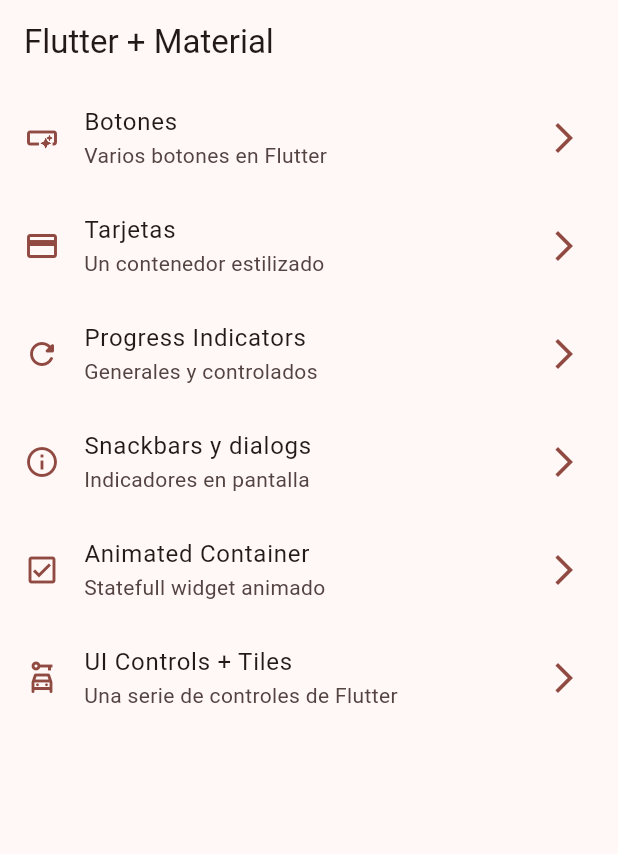
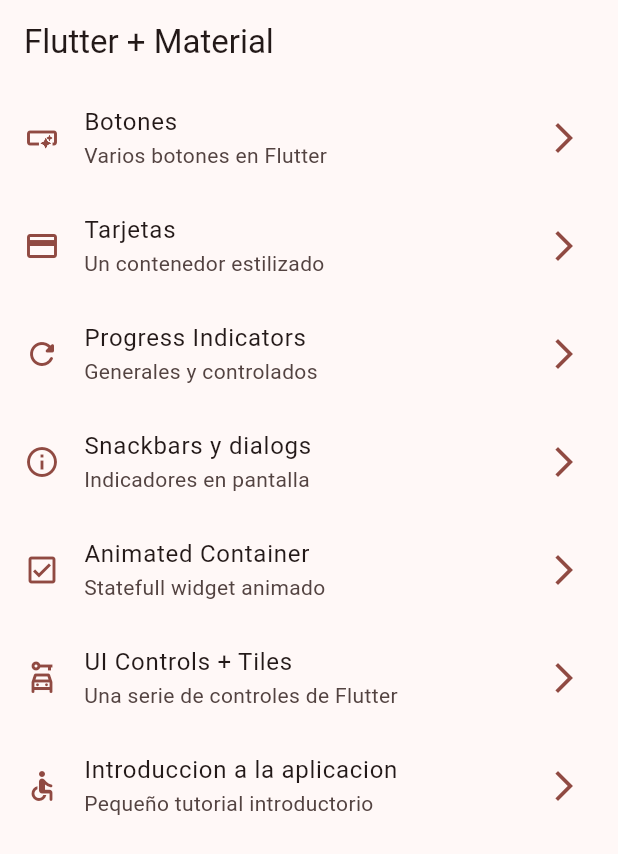
Before and after one commit to FDQM/widgets_app, a Flutter app: the screen it shows after launch, on a phone screen of 412 x 824 dp. Shown: the top 854 px of the screen. Run offline on Flutter 3.47's test engine with Material 3 defaults, Android fonts, the phone set to English and light mode, and no system bars; our stand-ins replace go_router.

```diff
--- a/lib/config/menu/menu_items.dart
+++ b/lib/config/menu/menu_items.dart
@@ -43,5 +43,10 @@ const appMenuItems = <MenuItem>[
       title: 'UI Controls + Tiles',
       subTitle: 'Una serie de controles de Flutter',
       link: '/ui_controls',
-      icon: Icons.car_rental_outlined)
+      icon: Icons.car_rental_outlined),
+      MenuItem(
+      title: 'Introduccion a la aplicacion',
+      subTitle: 'Pequeño tutorial introductorio',
+      link: '/tutorial',
+      icon: Icons.accessible_rounded)
 ];
--- a/lib/config/router/app_router.dart
+++ b/lib/config/router/app_router.dart
@@ -39,5 +39,10 @@ final appRouter = GoRouter(
       name: UiControlsScreen.name,
       builder: (context, state) => const UiControlsScreen(),
     ),
+    GoRoute(
+      path: '/tutorial',
+      name: AppTutorialScreen.name,
+      builder: (context, state) => const AppTutorialScreen(),
+    ),
   ],
 );
--- a/pubspec.yaml
+++ b/pubspec.yaml
@@ -18,3 +18,6 @@ dev_dependencies:
 
 flutter:
   uses-material-design: true
+
+assets:
+  - assets/images/
```
Also changed, not shown: assets/Images/1.png (added), assets/Images/2.png (added), assets/Images/3.png (added), assets/Images/jar-loading.gif (added).
